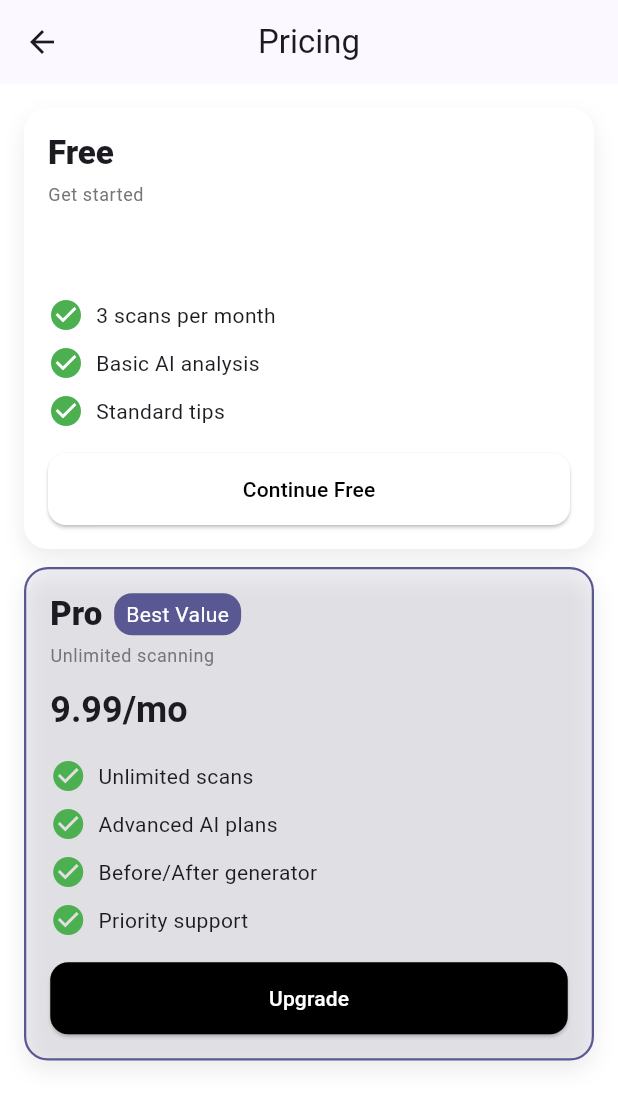
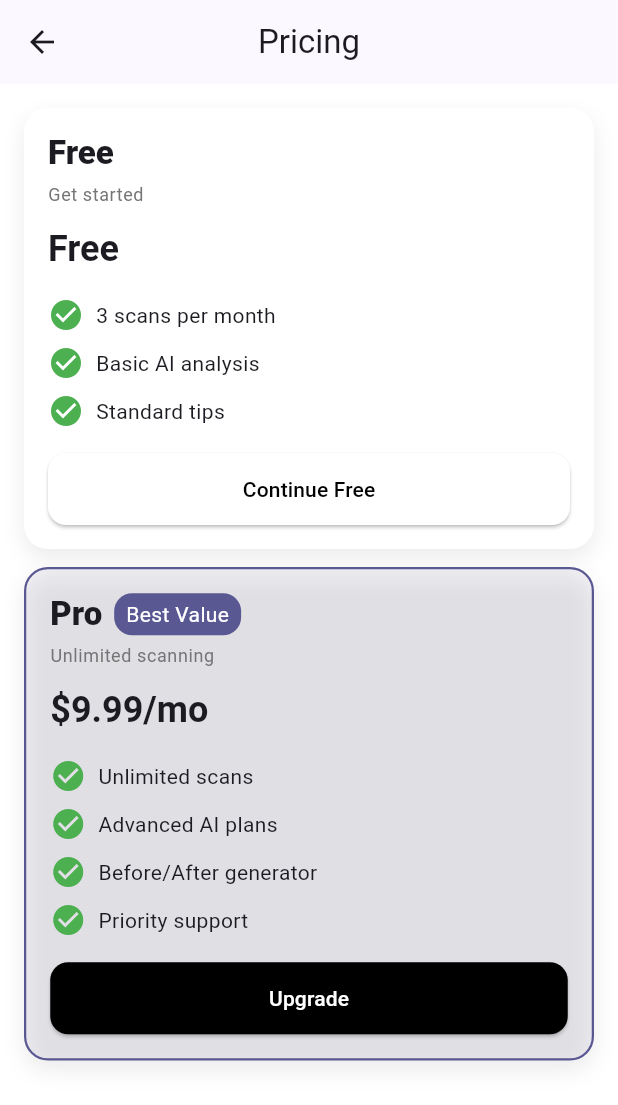
Before and after one commit to usama-8738/ClutterZen, a Flutter app: the PricingScreen screen opened by its route, on a phone screen of 412 x 824 dp. Shown: the top 1105 px of the screen. Run offline on Flutter 3.47's test engine with Material 3 defaults, Android fonts, the phone set to English and light mode, and no system bars; our stand-ins replace cloud_firestore, firebase_auth, firebase_core, firebase_storage, google_sign_in, image_picker and 4 more; accounts and stored records are empty.

Commit message:
pricing: clean price display and Free/$ prefix

```diff
--- a/clutter_zen/lib/screens/app/pricing_screen.dart
+++ b/clutter_zen/lib/screens/app/pricing_screen.dart
@@ -50,6 +50,8 @@ class _PlanCard extends StatelessWidget {
   @override
   Widget build(BuildContext context) {
     final color = highlighted ? Theme.of(context).colorScheme.primary : Colors.grey[200]!;
+    final cleaned = price.replaceAll('\u0000', '').trim();
+    final displayPrice = cleaned.isEmpty ? 'Free' : '\$' + cleaned;
     return Container(
       decoration: BoxDecoration(
         color: highlighted ? color.withOpacity(0.08) : Colors.white,
@@ -73,7 +75,7 @@ class _PlanCard extends StatelessWidget {
           SizedBox(height: 6),
           Text(subtitle, style: Theme.of(context).textTheme.bodySmall?.copyWith(color: Colors.grey[600])),
           SizedBox(height: 12),
-          Text(price, style: Theme.of(context).textTheme.headlineSmall?.copyWith(fontWeight: FontWeight.bold)),
+          Text(displayPrice, style: Theme.of(context).textTheme.headlineSmall?.copyWith(fontWeight: FontWeight.bold)),
           SizedBox(height: 12),
           for (final f in features) Padding(padding: EdgeInsets.symmetric(vertical: 4), child: Row(children: [Icon(Icons.check_circle, color: Colors.green), SizedBox(width: 8), Expanded(child: Text(f))])),
           SizedBox(height: 12),
```
